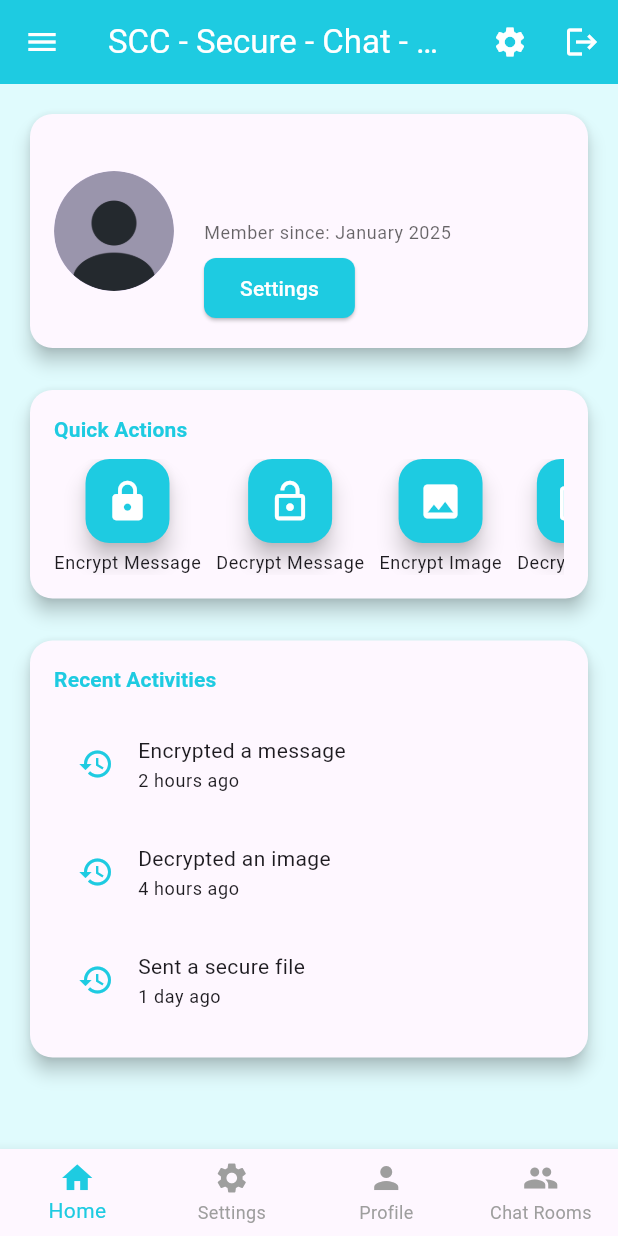
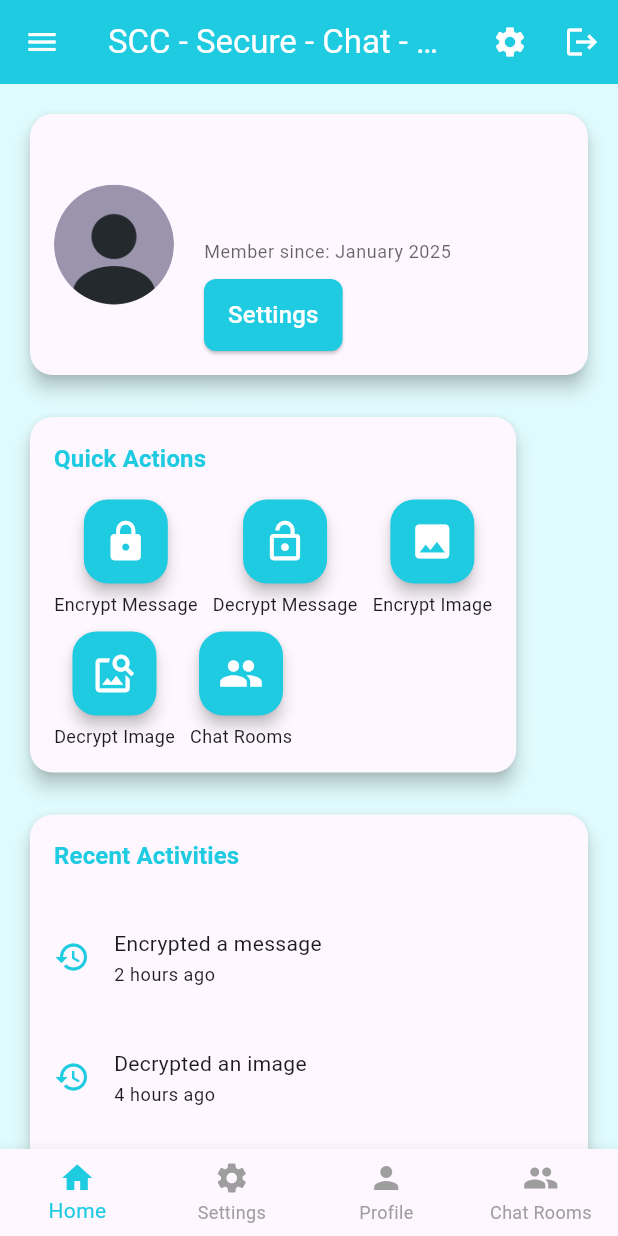
Before and after one commit to Oso00Luffy/Graduation_Project, a Flutter app: the screen it shows once a user with an empty profile is signed in, on a phone screen of 412 x 824 dp. Run offline on Flutter 3.47's test engine with Material 3 defaults, Android fonts, the phone set to English and light mode, and no system bars; our stand-ins replace basic_utils, cloud_firestore, firebase_auth, firebase_core, firebase_storage, google_sign_in and 3 more; missing offline and left inert: encrypt, pointycastle; accounts and stored records are empty; network calls fail.

Commit message:
android enhancement till fixed

```diff
--- a/lib/main.dart
+++ b/lib/main.dart
@@ -12,7 +12,6 @@ import 'screens/home_screen.dart';
 void main() async {
   WidgetsFlutterBinding.ensureInitialized();
   await Firebase.initializeApp(
-    name: 'SCC_App',
     options: DefaultFirebaseOptions.currentPlatform,
   );
   runApp(
--- a/lib/screens/home_screen.dart
+++ b/lib/screens/home_screen.dart
@@ -4,10 +4,9 @@ import 'encrypt_message_screen.dart';
 import 'decrypt_message_screen.dart';
 import 'encrypt_image_screen.dart';
 import 'decrypt_image_screen.dart';
-// import 'secure_chat_screen.dart'; // REMOVE this if you're dropping SecureChatScreen
 import 'settings_screen.dart';
 import 'profile_screen.dart';
-import 'chat_room_screen.dart'; // ADD this for the chat rooms
+import 'chat_room_screen.dart';
 
 class HomeScreen extends StatefulWidget {
   const HomeScreen({Key? key}) : super(key: key);
@@ -33,7 +32,7 @@ class _HomeScreenState extends State<HomeScreen> {
     HomeContent(onGotoSettingsTab: () => _onTabChanged(1)),
     SettingsScreen(),
     ProfileScreen(),
-    const ChatRoomScreen(), // <-- Replace or add this as the chat tab
+    const ChatRoomScreen(),
   ];
 
   @override
@@ -57,7 +56,8 @@ class _HomeScreenState extends State<HomeScreen> {
           ),
         ],
       ),
-      drawer: Drawer(
+      drawer: MediaQuery.of(context).size.width < 800
+          ? Drawer(
         child: ListView(
           padding: EdgeInsets.zero,
           children: <Widget>[
@@ -120,7 +120,8 @@ class _HomeScreenState extends State<HomeScreen> {
             ),
           ],
         ),
-      ),
+      )
+          : null, // No drawer for large screens
       body: IndexedStack(
         index: selectedIndex,
         children: _widgetOptions,
@@ -155,23 +156,63 @@ class HomeContent extends StatelessWidget {
   Widget build(BuildContext context) {
     final user = FirebaseAuth.instance.currentUser;
     final theme = Theme.of(context);
-    return SingleChildScrollView(
+
+    return LayoutBuilder(
+      builder: (context, constraints) {
+        final isWide = constraints.maxWidth >= 800;
+        return Center(
+          child: ConstrainedBox(
+            constraints: BoxConstraints(
+              maxWidth: isWide ? 1200 : double.infinity,
+            ),
+            child: SingleChildScrollView(
               padding: const EdgeInsets.all(16.0),
+              child: isWide
+                  ? Row(
+                crossAxisAlignment: CrossAxisAlignment.start,
+                children: [
+                  // Left column: Profile + Recent Activities
+                  Expanded(
+                    flex: 3,
                     child: Column(
+                      children: [
+                        _buildUserProfileSection(context, user, theme, isWide),
+                        const SizedBox(height: 20),
+                        _buildRecentActivitiesSection(theme, isWide),
+                      ],
+                    ),
+                  ),
+                  const SizedBox(width: 24),
+                  // Right column: Quick Actions
+                  Expanded(
+                    flex: 2,
+                    child: Column(
+                      children: [
+                        _buildQuickActionsSection(context, theme, isWide),
+                      ],
+                    ),
+                  ),
+                ],
+              )
+                  : Column(
                 crossAxisAlignment: CrossAxisAlignment.start,
                 children: <Widget>[
-          _buildUserProfileSection(context, user, theme),
+                  _buildUserProfileSection(context, user, theme, isWide),
                   const SizedBox(height: 20),
-          _buildQuickActionsSection(context, theme),
+                  _buildQuickActionsSection(context, theme, isWide),
                   const SizedBox(height: 20),
-          _buildRecentActivitiesSection(theme),
+                  _buildRecentActivitiesSection(theme, isWide),
                 ],
               ),
+            ),
+          ),
+        );
+      },
     );
   }
 
   Widget _buildUserProfileSection(
-      BuildContext context, User? user, ThemeData theme) {
+      BuildContext context, User? user, ThemeData theme, bool isWide) {
     final String displayName = user?.displayName ?? 'No Name';
     final String email = user?.email ?? 'No Email';
     final String? photoURL = user?.photoURL;
@@ -181,17 +222,18 @@ class HomeContent extends StatelessWidget {
       elevation: 5,
       shape: RoundedRectangleBorder(borderRadius: BorderRadius.circular(15)),
       child: Padding(
-        padding: const EdgeInsets.all(16),
+        padding: EdgeInsets.all(isWide ? 32 : 16),
         child: Row(
+          crossAxisAlignment: CrossAxisAlignment.center,
           children: <Widget>[
             CircleAvatar(
-              radius: 40,
+              radius: isWide ? 60 : 40,
               backgroundImage: photoURL != null
                   ? NetworkImage(photoURL)
                   : const AssetImage('assets/images/profile_picture.png')
               as ImageProvider,
             ),
-            const SizedBox(width: 20),
+            SizedBox(width: isWide ? 32 : 20),
             Expanded(
               child: Column(
                 crossAxisAlignment: CrossAxisAlignment.start,
@@ -200,36 +242,47 @@ class HomeContent extends StatelessWidget {
                     displayName,
                     style: theme.textTheme.titleMedium?.copyWith(
                       fontWeight: FontWeight.bold,
+                      fontSize: isWide ? 28 : 20,
                       color: theme.colorScheme.primary,
                     ),
                     overflow: TextOverflow.ellipsis,
                   ),
-                  const SizedBox(height: 5),
+                  const SizedBox(height: 8),
                   Text(
                     email,
                     style: theme.textTheme.bodyMedium?.copyWith(
-                      color: theme.textTheme.bodyMedium?.color
-                          ?.withOpacity(0.7),
+                      color: theme.textTheme.bodyMedium?.color?.withOpacity(0.7),
+                      fontSize: isWide ? 18 : 14,
                     ),
                     overflow: TextOverflow.ellipsis,
                   ),
-                  const SizedBox(height: 5),
+                  const SizedBox(height: 8),
                   Text(
                     'Member since: January 2025',
                     style: theme.textTheme.bodySmall
                         ?.copyWith(color: theme.hintColor),
                   ),
-                  const SizedBox(height: 5),
-                  ElevatedButton(
+                  const SizedBox(height: 10),
+                  MouseRegion(
+                    cursor: SystemMouseCursors.click,
+                    child: ElevatedButton(
                       style: ElevatedButton.styleFrom(
                         backgroundColor: theme.colorScheme.primary,
                         foregroundColor: Colors.white,
+                        padding: EdgeInsets.symmetric(
+                          horizontal: isWide ? 32 : 16,
+                          vertical: isWide ? 16 : 12,
+                        ),
                         shape: RoundedRectangleBorder(
                           borderRadius: BorderRadius.circular(8),
+                        ),
+                        textStyle: theme.textTheme.titleMedium?.copyWith(
+                          color: Colors.white,
                         ),
                       ),
                       onPressed: onGotoSettingsTab,
                       child: const Text('Settings'),
+                    ),
                   ),
                 ],
               ),
@@ -240,13 +293,14 @@ class HomeContent extends StatelessWidget {
     );
   }
 
-  Widget _buildQuickActionsSection(BuildContext context, ThemeData theme) {
+  Widget _buildQuickActionsSection(
+      BuildContext context, ThemeData theme, bool isWide) {
     return Card(
       color: theme.cardColor,
       elevation: 5,
       shape: RoundedRectangleBorder(borderRadius: BorderRadius.circular(15)),
       child: Padding(
-        padding: const EdgeInsets.all(16),
+        padding: EdgeInsets.all(isWide ? 32 : 16),
         child: Column(
           crossAxisAlignment: CrossAxisAlignment.start,
           children: <Widget>[
@@ -255,12 +309,14 @@ class HomeContent extends StatelessWidget {
               style: theme.textTheme.titleSmall?.copyWith(
                 fontWeight: FontWeight.bold,
                 color: theme.colorScheme.primary,
+                fontSize: isWide ? 22 : 16,
               ),
             ),
-            const SizedBox(height: 10),
-            SingleChildScrollView(
-              scrollDirection: Axis.horizontal,
-              child: Row(
+            const SizedBox(height: 16),
+            Wrap(
+              alignment: WrapAlignment.start,
+              spacing: isWide ? 30 : 10,
+              runSpacing: isWide ? 30 : 10,
               children: <Widget>[
                 _buildQuickActionButton(
                   context,
@@ -268,50 +324,41 @@ class HomeContent extends StatelessWidget {
                   Icons.lock,
                   'Encrypt Message',
                   EncryptMessageScreen(),
+                  isWide,
                 ),
-                  const SizedBox(width: 10),
                 _buildQuickActionButton(
                   context,
                   theme,
                   Icons.lock_open,
                   'Decrypt Message',
                   DecryptMessageScreen(prefilledEncryptedText: ''),
+                  isWide,
                 ),
-                  const SizedBox(width: 10),
                 _buildQuickActionButton(
                   context,
                   theme,
                   Icons.image,
                   'Encrypt Image',
                   EncryptImageScreen(),
+                  isWide,
                 ),
-                  const SizedBox(width: 10),
                 _buildQuickActionButton(
                   context,
                   theme,
                   Icons.image_search,
                   'Decrypt Image',
                   DecryptImageScreen(),
+                  isWide,
                 ),
-                  // REMOVE Secure Chat if you don't need it:
-                  // const SizedBox(width: 10),
-                  // _buildQuickActionButton(
-                  //   context,
-                  //   theme,
-                  //   Icons.chat,
-                  //   'Secure Chat',
-                  //   SecureChatScreen(),
-                  // ),
-                  const SizedBox(width: 10),
                 _buildQuickActionButton(
                   context,
                   theme,
                   Icons.group,
                   'Chat Rooms',
                   const ChatRoomScreen(),
+                  isWide,
                 ),
               ],
-              ),
             ),
           ],
         ),
@@ -325,8 +372,11 @@ class HomeContent extends StatelessWidget {
       IconData icon,
       String label,
       Widget screen,
+      bool isWide,
       ) {
-    return Column(
+    return MouseRegion(
+      cursor: SystemMouseCursors.click,
+      child: Column(
         children: [
           FloatingActionButton(
             heroTag: label,
@@ -337,22 +387,24 @@ class HomeContent extends StatelessWidget {
               );
             },
             backgroundColor: theme.colorScheme.primary,
-          child: Icon(icon, size: 30, color: Colors.white),
+            child: Icon(icon, size: isWide ? 36 : 30, color: Colors.white),
+            elevation: isWide ? 8 : 4,
           ),
           const SizedBox(height: 5),
-        Text(label, style: theme.textTheme.bodySmall),
+          Text(label, style: theme.textTheme.bodyMedium?.copyWith(fontSize: isWide ? 16 : 12)),
         ],
+      ),
     );
   }
 
-  Widget _buildRecentActivitiesSection(ThemeData theme) {
+  Widget _buildRecentActivitiesSection(ThemeData theme, bool isWide) {
     final activities = _fetchRecentActivities();
     return Card(
       color: theme.cardColor,
       elevation: 5,
       shape: RoundedRectangleBorder(borderRadius: BorderRadius.circular(15)),
       child: Padding(
-        padding: const EdgeInsets.all(16),
+        padding: EdgeInsets.all(isWide ? 32 : 16),
         child: Column(
           crossAxisAlignment: CrossAxisAlignment.start,
           children: <Widget>[
@@ -361,14 +413,16 @@ class HomeContent extends StatelessWidget {
               style: theme.textTheme.titleSmall?.copyWith(
                 fontWeight: FontWeight.bold,
                 color: theme.colorScheme.primary,
+                fontSize: isWide ? 22 : 16,
               ),
             ),
-            const SizedBox(height: 10),
+            const SizedBox(height: 16),
             ...activities
                 .map((activity) => _buildActivityItem(
               theme,
               activity['description']!,
               activity['timeAgo']!,
+              isWide,
             ))
                 .toList(),
           ],
@@ -389,11 +443,15 @@ class HomeContent extends StatelessWidget {
       ThemeData theme,
       String activity,
       String timeAgo,
+      bool isWide,
       ) {
     return ListTile(
-      leading: Icon(Icons.history, color: theme.colorScheme.primary),
-      title: Text(activity, style: theme.textTheme.bodyMedium),
-      subtitle: Text(timeAgo, style: theme.textTheme.bodySmall),
+      leading: Icon(Icons.history, color: theme.colorScheme.primary, size: isWide ? 32 : 24),
+      title: Text(activity,
+          style: theme.textTheme.bodyMedium?.copyWith(fontSize: isWide ? 18 : 14)),
+      subtitle: Text(timeAgo,
+          style: theme.textTheme.bodySmall?.copyWith(fontSize: isWide ? 14 : 12)),
+      contentPadding: EdgeInsets.symmetric(vertical: isWide ? 12 : 4),
     );
   }
 }
```
Also changed, not shown: 1 other file. Lines whose indentation alone changed are shown as unchanged.
